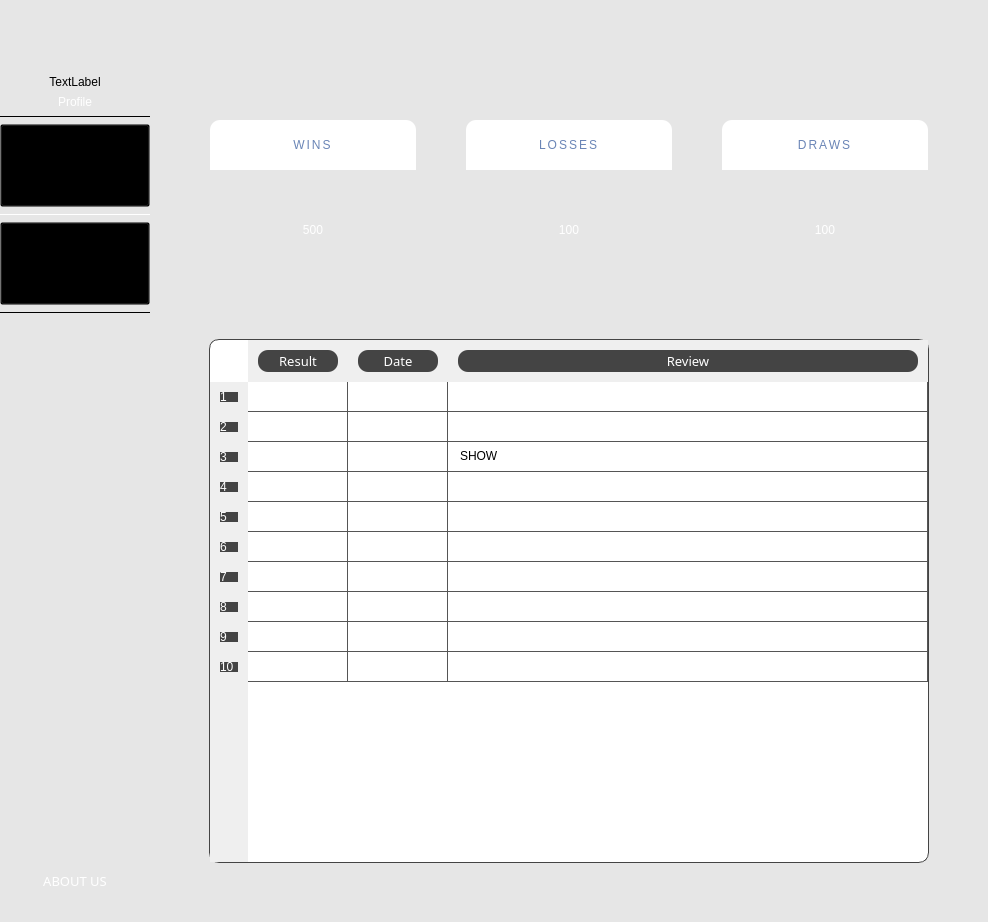
Above: Packet_Versions/Packet1/secdialog.ui from ameerlouly/TicTacToe_Embedded2027 before the change. Below: the same form after it.
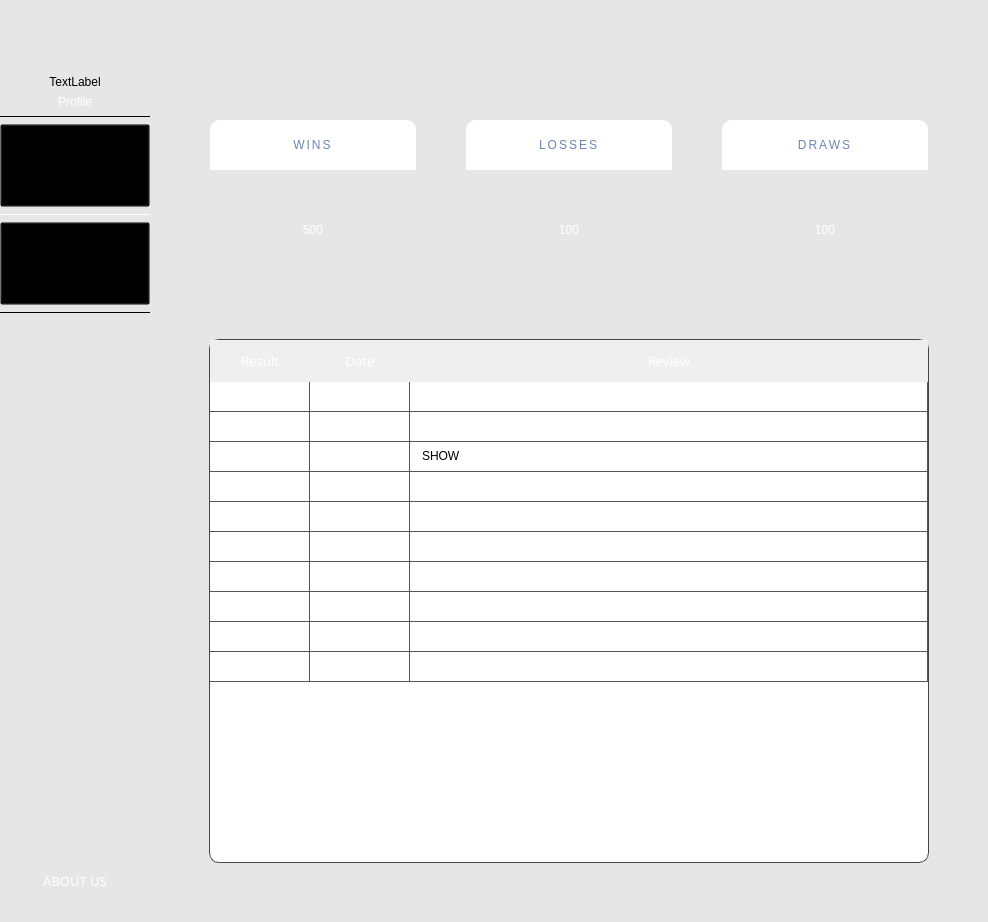
That is the form after the change. Icons and pictures are not drawn.

What changed in the file:
```diff
--- a/Packet_Versions/Packet1/secdialog.ui
+++ b/Packet_Versions/Packet1/secdialog.ui
@@ -2804,19 +2804,19 @@
                <string notr="true">QTableWidget 
 {
     background-color: White;
-    color: black;
+    color: #21344D;
    	gridline-color: #555555;
     border-radius: 10px;
     border: 1px solid #444444;
-	font: 200 10pt &quot;Montserrat&quot;;
+	font: 300 10pt &quot;Montserrat&quot;;
 }
 
 QHeaderView::section
  {
-    background-color: #444444;
-    color: #FFFFFF;
+    background-color: rgba(0, 0, 0, 0);
+    color: rgba(255, 255, 255, 255);
     margin: 10px;
-    font-size: 700 14px &quot;Montserrat&quot;;
+    font: 700 15px &quot;Montserrat&quot;;
 	border-radius: 10px;
 }
 
@@ -2831,22 +2831,28 @@
 	min-height: 10px;
 }
 
-QTableWidget::item:selected
- {
-	background-color: rgb(221, 221, 221);
-	border: none;
-	border-radius: 10px;
-    color: black;
-	margin: 3px;
-    padding: 6px;
+QPushButton
+{
+	border-radius:15px;
+	background-color:qlineargradient(spread:pad, x1:0.5, y1:0, x2:0.5, y2:0.7, stop:0 rgba(186, 200, 224, 255), stop:1 rgba(106, 133, 182, 255));
+	color: white;
+	font: 300 &quot;Montserrat&quot;;
 }
 
+QPushButton:hover
+{
+	border-radius:15px;
+	background-color:rgba(186, 200, 224, 255);
+	color: white;
+	font: 300 &quot;Montserrat&quot;;
+}
 
-QTableCornerButton::section
- {
-    background-color: rgba(0, 0, 0,  0);
-	border: none;
-	border-radius: 10px;
+QPushButton:pressed
+{
+	border-radius:15px;
+	background-color:rgba(106, 133, 182, 255);
+	color: white;
+	font: 300 &quot;Montserrat&quot;;
 }</string>
               </property>
               <property name="frameShape">
@@ -2892,7 +2898,7 @@
                <bool>true</bool>
               </attribute>
               <attribute name="verticalHeaderVisible">
-               <bool>true</bool>
+               <bool>false</bool>
               </attribute>
               <attribute name="verticalHeaderCascadingSectionResizes">
                <bool>true</bool>
```
Left out of the diff: 6 changed lines with no effect on the pictures.
